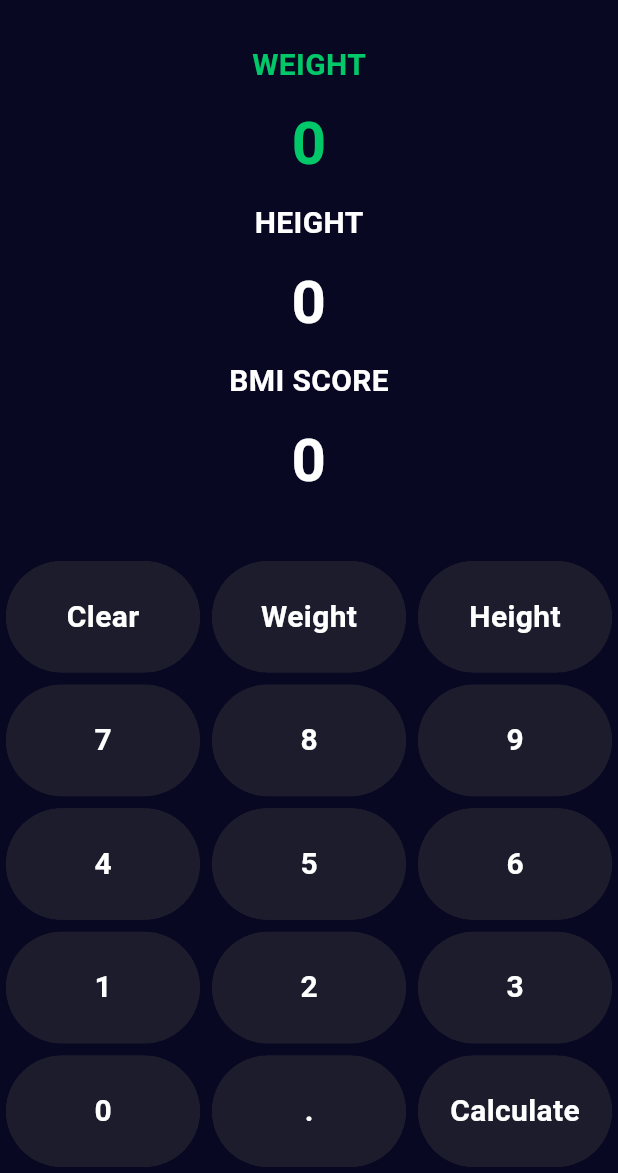
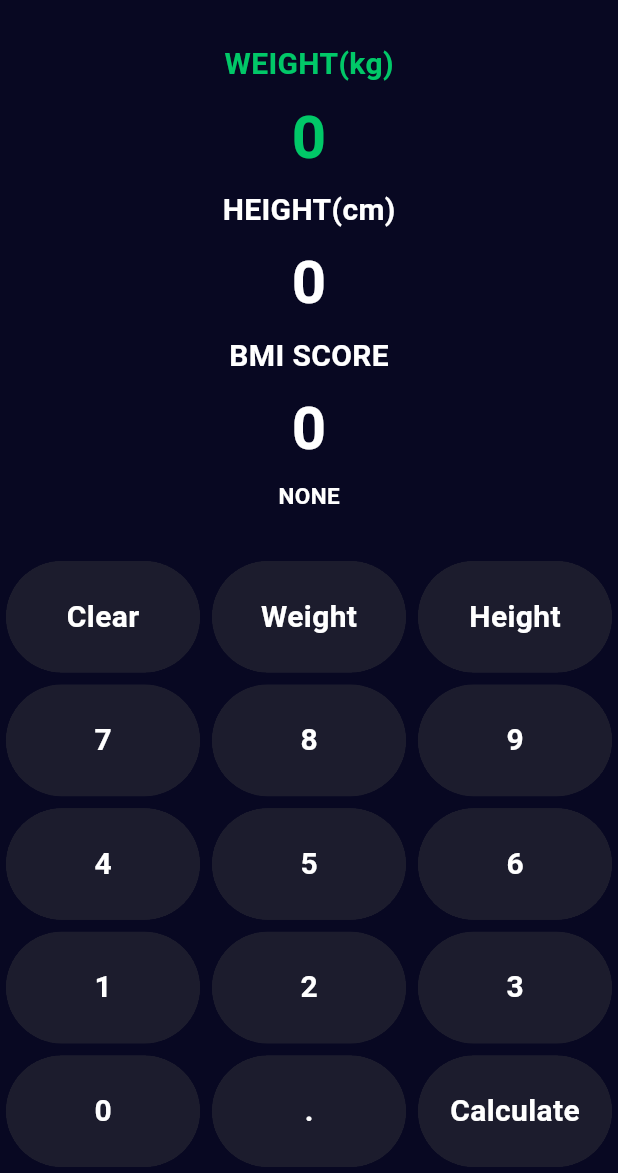
Before and after one commit to CodeIE000/BMI_Calculator, a Flutter app: the Home screen opened directly, on a phone screen of 412 x 824 dp, the part 63-1236 px from its top. Run offline on Flutter 3.47's test engine with Material 3 defaults, Android fonts, the phone set to English and light mode, and no system bars.

Commit message:
Progress: 1. Add classifications 2. Add additional documentations 3. Minor changes

```diff
--- a/lib/pages/home_page.dart
+++ b/lib/pages/home_page.dart
@@ -13,6 +13,7 @@ class _HomeState extends State<Home> {
   String weight = "";
   String height = "";
   String bmi = "";
+  String classification = "";
   int index = 0;
 
   @override
@@ -32,20 +33,23 @@ class _HomeState extends State<Home> {
         mainAxisAlignment: MainAxisAlignment.spaceBetween,
         children: [
           const SizedBox(height: 10),
+
+          // Weight text display
           Text(
-            "WEIGHT",
+            "WEIGHT(kg)",
             style: TextStyle(
                 color: index == 0 ? objectGreen : Colors.white,
                 fontSize: 20,
                 fontWeight: FontWeight.bold),
           ),
+
           // Weight input
           SingleChildScrollView(
             reverse: true,
             scrollDirection: Axis.horizontal,
             child: Container(
               alignment: Alignment.center,
-              padding: const EdgeInsets.all(5),
+              padding: const EdgeInsets.all(1),
               child: Column(
                 children: [
                   Text(
@@ -61,8 +65,9 @@ class _HomeState extends State<Home> {
             ),
           ),
 
+          // Height text display
           Text(
-            "HEIGHT",
+            "HEIGHT(cm)",
             style: TextStyle(
                 color: index == 1 ? objectGreen : Colors.white,
                 fontSize: 20,
@@ -72,10 +77,10 @@ class _HomeState extends State<Home> {
           // Height input
           SingleChildScrollView(
             reverse: true,
-            scrollDirection: Axis.vertical,
+            scrollDirection: Axis.horizontal,
             child: Container(
               alignment: Alignment.center,
-              padding: const EdgeInsets.all(5),
+              padding: const EdgeInsets.all(1),
               child: Column(
                 children: [
                   Text(
@@ -91,6 +96,7 @@ class _HomeState extends State<Home> {
             ),
           ),
 
+          // BMI Score text display
           Text(
             "BMI SCORE",
             style: TextStyle(
@@ -98,12 +104,14 @@ class _HomeState extends State<Home> {
                 fontSize: 20,
                 fontWeight: FontWeight.bold),
           ),
+
           // BMI score display
           SingleChildScrollView(
             reverse: true,
+            scrollDirection: Axis.horizontal,
             child: Container(
               alignment: Alignment.center,
-              padding: const EdgeInsets.all(5),
+              padding: const EdgeInsets.all(1),
               child: Column(
                 children: [
                   Text(
@@ -118,6 +126,16 @@ class _HomeState extends State<Home> {
               ),
             ),
           ),
+
+          // BMI Classification text
+          Text(
+            classification.isEmpty ? "NONE" : classification,
+            style: TextStyle(
+                color: index == 2 ? objectGreen : Colors.white,
+                fontSize: 15,
+                fontWeight: FontWeight.bold),
+          ),
+
           const SizedBox(
             height: 20,
           ),
@@ -162,33 +180,76 @@ class _HomeState extends State<Home> {
     );
   }
 
-  // On button tap function
+  // On button tap function, calculations and logics
   void onButtonTap(String value) {
     if (value == "Weight") {
+      // User clicked weight key
       setState(() {
         index = 0;
       });
     } else if (value == "Height") {
+      // User clicked height key
       setState(() {
         index = 1;
       });
     } else if (value == "Calculate") {
+      // User clicked calculate key
       setState(() {
         index = 2;
+
+        // Convert strings to double
         final double doubleWeight = double.parse(weight);
         final double doubleHeight = double.parse(height);
 
+        // BMI score calculation
         double result = doubleWeight / (doubleHeight * doubleHeight / 10000);
+
+        // Classifications
+        if (result < 16.5) {
+          setState(() {
+            classification = "SEVERELY WASTED";
+          });
+        } else if (result >= 16.5 && result < 18.5) {
+          setState(() {
+            classification = "UNDERWEIGHT";
+          });
+        } else if (result >= 18.5 && result < 25) {
+          setState(() {
+            classification = "NORMAL";
+          });
+        } else if (result >= 25 && result < 30) {
+          setState(() {
+            classification = "OVERWEIGHT";
+          });
+        } else if (result >= 30 && result < 35) {
+          setState(() {
+            classification = "OBESITY CLASS I";
+          });
+        } else if (result >= 35 && result < 40) {
+          setState(() {
+            classification = "OBESITY CLASS II";
+          });
+        } else if (result >= 40) {
+          setState(() {
+            classification = "OBESITY CLASS III";
+          });
+        }
+
+        // Convert BMI score to string
         String finalResult = result.toStringAsFixed(2);
+
+        // Change BMI score value and display
         setState(() {
           bmi = finalResult;
         });
       });
     } else if (value == "Clear") {
+      //User clicked clear key
       setState(() {
         weight = "";
         height = "";
         bmi = "";
+        classification = "NONE";
         if (index == 2) {
           setState(() {
             index = 0;
@@ -197,12 +258,14 @@ class _HomeState extends State<Home> {
       });
     }
 
+    // Inputs when weight is selected
     if ((value == Button.dot || double.tryParse(value) != null) && index == 0) {
       setState(() {
         weight += value;
       });
     }
 
+    // Inputs when height is selected
     if ((value == Button.dot || double.tryParse(value) != null) && index == 1) {
       setState(() {
         height += value;
```
